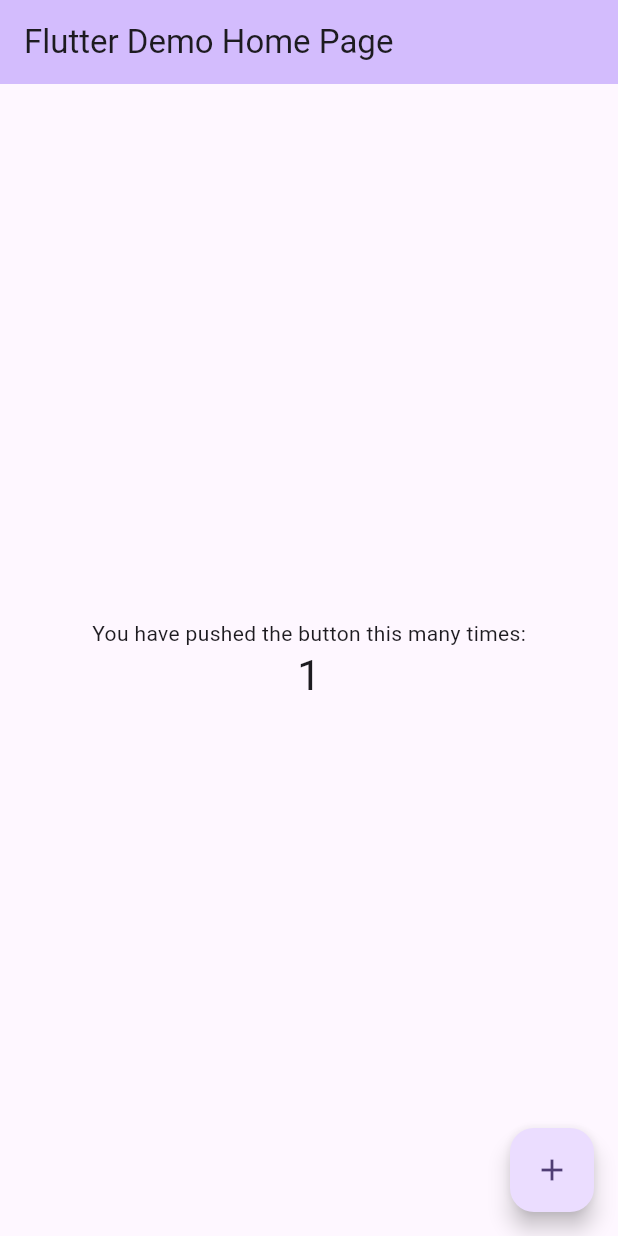
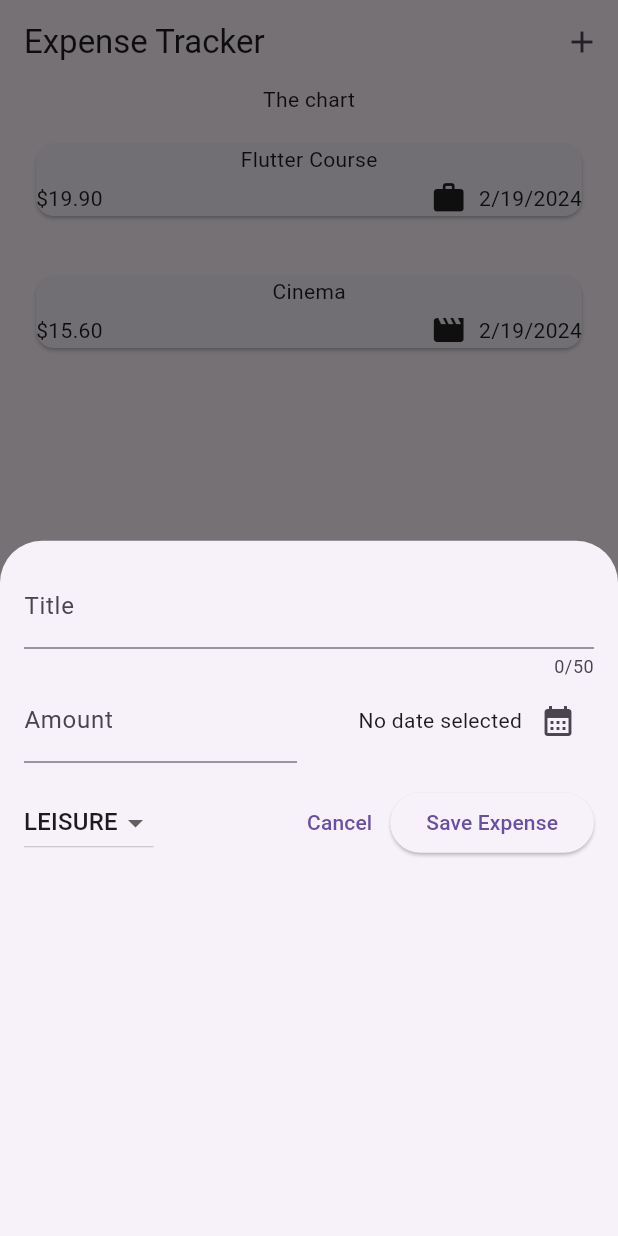
Before and after one commit to susumu2357/learning-flutter, a Flutter app: the screen it shows after launch, after a tap on the "add" icon, on a phone screen of 412 x 824 dp. Run offline on Flutter 3.47's test engine with Material 3 defaults, Android fonts, the phone set to English and light mode, and no system bars.

Commit message:
add overlay input

```diff
--- a/app/lib/main.dart
+++ b/app/lib/main.dart
@@ -1,125 +1,11 @@
 import 'package:flutter/material.dart';
+import 'package:app/widgets/expenses.dart';
 
 void main() {
-  runApp(const MyApp());
+  runApp(
+    MaterialApp(
+      theme: ThemeData(useMaterial3: true),
+      home: const Expenses(),
+      ),
+  );
 }
-
-class MyApp extends StatelessWidget {
-  const MyApp({super.key});
-
-  // This widget is the root of your application.
-  @override
-  Widget build(BuildContext context) {
-    return MaterialApp(
-      title: 'Flutter Demo',
-      theme: ThemeData(
-        // This is the theme of your application.
-        //
-        // TRY THIS: Try running your application with "flutter run". You'll see
-        // the application has a purple toolbar. Then, without quitting the app,
-        // try changing the seedColor in the colorScheme below to Colors.green
-        // and then invoke "hot reload" (save your changes or press the "hot
-        // reload" button in a Flutter-supported IDE, or press "r" if you used
-        // the command line to start the app).
-        //
-        // Notice that the counter didn't reset back to zero; the application
-        // state is not lost during the reload. To reset the state, use hot
-        // restart instead.
-        //
-        // This works for code too, not just values: Most code changes can be
-        // tested with just a hot reload.
-        colorScheme: ColorScheme.fromSeed(seedColor: Colors.deepPurple),
-        useMaterial3: true,
-      ),
-      home: const MyHomePage(title: 'Flutter Demo Home Page'),
-    );
-  }
-}
-
-class MyHomePage extends StatefulWidget {
-  const MyHomePage({super.key, required this.title});
-
-  // This widget is the home page of your application. It is stateful, meaning
-  // that it has a State object (defined below) that contains fields that affect
-  // how it looks.
-
-  // This class is the configuration for the state. It holds the values (in this
-  // case the title) provided by the parent (in this case the App widget) and
-  // used by the build method of the State. Fields in a Widget subclass are
-  // always marked "final".
-
-  final String title;
-
-  @override
-  State<MyHomePage> createState() => _MyHomePageState();
-}
-
-class _MyHomePageState extends State<MyHomePage> {
-  int _counter = 0;
-
-  void _incrementCounter() {
-    setState(() {
-      // This call to setState tells the Flutter framework that something has
-      // changed in this State, which causes it to rerun the build method below
-      // so that the display can reflect the updated values. If we changed
-      // _counter without calling setState(), then the build method would not be
-      // called again, and so nothing would appear to happen.
-      _counter++;
-    });
-  }
-
-  @override
-  Widget build(BuildContext context) {
-    // This method is rerun every time setState is called, for instance as done
-    // by the _incrementCounter method above.
-    //
-    // The Flutter framework has been optimized to make rerunning build methods
-    // fast, so that you can just rebuild anything that needs updating rather
-    // than having to individually change instances of widgets.
-    return Scaffold(
-      appBar: AppBar(
-        // TRY THIS: Try changing the color here to a specific color (to
-        // Colors.amber, perhaps?) and trigger a hot reload to see the AppBar
-        // change color while the other colors stay the same.
-        backgroundColor: Theme.of(context).colorScheme.inversePrimary,
-        // Here we take the value from the MyHomePage object that was created by
-        // the App.build method, and use it to set our appbar title.
-        title: Text(widget.title),
-      ),
-      body: Center(
-        // Center is a layout widget. It takes a single child and positions it
-        // in the middle of the parent.
-        child: Column(
-          // Column is also a layout widget. It takes a list of children and
-          // arranges them vertically. By default, it sizes itself to fit its
-          // children horizontally, and tries to be as tall as its parent.
-          //
-          // Column has various properties to control how it sizes itself and
-          // how it positions its children. Here we use mainAxisAlignment to
-          // center the children vertically; the main axis here is the vertical
-          // axis because Columns are vertical (the cross axis would be
-          // horizontal).
-          //
-          // TRY THIS: Invoke "debug painting" (choose the "Toggle Debug Paint"
-          // action in the IDE, or press "p" in the console), to see the
-          // wireframe for each widget.
-          mainAxisAlignment: MainAxisAlignment.center,
-          children: <Widget>[
-            const Text(
-              'You have pushed the button this many times:',
-            ),
-            Text(
-              '$_counter',
-              style: Theme.of(context).textTheme.headlineMedium,
-            ),
-          ],
-        ),
-      ),
-      floatingActionButton: FloatingActionButton(
-        onPressed: _incrementCounter,
-        tooltip: 'Increment',
-        child: const Icon(Icons.add),
-      ), // This trailing comma makes auto-formatting nicer for build methods.
-    );
-  }
-}
--- /dev/null
+++ b/app/lib/models/expense.dart
@@ -0,0 +1,35 @@
+import 'package:flutter/material.dart';
+import 'package:uuid/uuid.dart';
+import 'package:intl/intl.dart';
+
+final formatter = DateFormat.yMd();
+
+const uuid = Uuid();
+
+enum Category { food, travel, leisure, work }
+
+const categoryIcons = {
+  Category.food: Icons.lunch_dining,
+  Category.travel: Icons.flight_takeoff,
+  Category.leisure: Icons.movie,
+  Category.work: Icons.work,
+};
+
+class Expense {
+  Expense({
+    required this.title,
+    required this.amount,
+    required this.date,
+    required this.category,
+  }) : id = uuid.v4();
+
+  final String id;
+  final String title;
+  final double amount;
+  final DateTime date;
+  final Category category;
+
+  String get formattedDate {
+    return formatter.format(date);
+  }
+}
--- /dev/null
+++ b/app/lib/widgets/expenses.dart
@@ -0,0 +1,58 @@
+import 'package:app/widgets/expenses_list/expenses_list.dart';
+import 'package:app/models/expense.dart';
+import 'package:app/widgets/new_expense.dart';
+import 'package:flutter/material.dart';
+
+class Expenses extends StatefulWidget {
+  const Expenses({super.key});
+  @override
+  State<StatefulWidget> createState() {
+    return _ExpensesState();
+  }
+}
+
+class _ExpensesState extends State<Expenses> {
+  final List<Expense> _registeredExpenses = [
+    Expense(
+      title: 'Flutter Course',
+      amount: 19.9,
+      date: DateTime.now(),
+      category: Category.work,
+    ),
+    Expense(
+      title: 'Cinema',
+      amount: 15.6,
+      date: DateTime.now(),
+      category: Category.leisure,
+    ),
+  ];
+
+  void _openAddExpenseOverlay() {
+    showModalBottomSheet(
+        context: context,
+        builder: (ctx) {
+          return const NewExpense();
+        });
+  }
+
+  @override
+  Widget build(BuildContext context) {
+    return Scaffold(
+      appBar: AppBar(
+        title: const Text('Expense Tracker'),
+        actions: [
+          IconButton(
+              onPressed: _openAddExpenseOverlay, icon: const Icon(Icons.add)),
+        ],
+      ),
+      body: Column(
+        children: [
+          const Text('The chart'),
+          Expanded(
+            child: ExpensesList(expenses: _registeredExpenses),
+          ),
+        ],
+      ),
+    );
+  }
+}
--- /dev/null
+++ b/app/lib/widgets/expenses_list/expense_item.dart
@@ -0,0 +1,42 @@
+import 'package:app/models/expense.dart';
+import 'package:flutter/material.dart';
+
+class ExpenseItem extends StatelessWidget {
+  const ExpenseItem(this.expense, {super.key});
+
+  final Expense expense;
+
+  @override
+  Widget build(BuildContext context) {
+    return Padding(
+      padding: const EdgeInsets.symmetric(
+        horizontal: 20,
+        vertical: 16,
+      ),
+      child: Card(
+          child: Column(
+        children: [
+          Text(expense.title),
+          const SizedBox(
+            height: 4,
+          ),
+          Row(
+            children: [
+              Text('\$${expense.amount.toStringAsFixed(2)}'),
+              const Spacer(),
+              Row(
+                children: [
+                  Icon(categoryIcons[expense.category]),
+                  const SizedBox(
+                    width: 8,
+                  ),
+                  Text(expense.formattedDate)
+                ],
+              ),
+            ],
+          )
+        ],
+      )),
+    );
+  }
+}
--- /dev/null
+++ b/app/lib/widgets/expenses_list/expenses_list.dart
@@ -0,0 +1,17 @@
+import 'package:app/models/expense.dart';
+import 'package:app/widgets/expenses_list/expense_item.dart';
+import 'package:flutter/material.dart';
+
+class ExpensesList extends StatelessWidget {
+  const ExpensesList({super.key, required this.expenses});
+
+  final List<Expense> expenses;
+
+  @override
+  Widget build(BuildContext context) {
+    return ListView.builder(
+      itemCount: expenses.length,
+      itemBuilder: (ctx, index) => ExpenseItem(expenses[index]),
+    );
+  }
+}
--- /dev/null
+++ b/app/lib/widgets/new_expense.dart
@@ -0,0 +1,128 @@
+import 'package:flutter/material.dart';
+import 'package:app/models/expense.dart';
+
+class NewExpense extends StatefulWidget {
+  const NewExpense({super.key});
+
+  @override
+  State<StatefulWidget> createState() {
+    return _NewExpense();
+  }
+}
+
+class _NewExpense extends State<NewExpense> {
+  final _titleContoroller = TextEditingController();
+  final _amountContoroller = TextEditingController();
+  DateTime? _selectedDate;
+  Category _selectedCategory = Category.leisure;
+
+  void _presentDatePicker() async {
+    final now = DateTime.now();
+    final firstDate = DateTime(now.year - 1, now.month, now.day);
+    final pickedDate = await showDatePicker(
+      context: context,
+      firstDate: firstDate,
+      lastDate: now,
+    );
+    setState(() {
+      _selectedDate = pickedDate;
+    });
+  }
+
+  @override
+  void dispose() {
+    _titleContoroller.dispose();
+    _amountContoroller.dispose();
+    super.dispose();
+  }
+
+  @override
+  Widget build(BuildContext context) {
+    return Padding(
+      padding: const EdgeInsets.all(16),
+      child: Column(
+        children: [
+          TextField(
+            controller: _titleContoroller,
+            maxLength: 50,
+            decoration: const InputDecoration(label: Text('Title')),
+          ),
+          Row(children: [
+            Expanded(
+              child: TextField(
+                controller: _amountContoroller,
+                keyboardType: TextInputType.number,
+                decoration: const InputDecoration(
+                  prefixText: '\$',
+                  label: Text('Amount'),
+                ),
+              ),
+            ),
+            const SizedBox(
+              width: 16,
+            ),
+            Expanded(
+              child: Row(
+                mainAxisAlignment: MainAxisAlignment.end,
+                crossAxisAlignment: CrossAxisAlignment.center,
+                children: [
+                  Text(
+                    _selectedDate == null
+                        ? 'No date selected'
+                        : formatter.format(_selectedDate!),
+                  ),
+                  IconButton(
+                    onPressed: _presentDatePicker,
+                    icon: const Icon(
+                      Icons.calendar_month,
+                    ),
+                  ),
+                ],
+              ),
+            ),
+          ]),
+          const SizedBox(
+            height: 16,
+          ),
+          Row(
+            children: [
+              DropdownButton(
+                value: _selectedCategory,
+                items: Category.values
+                    .map(
+                      (category) => DropdownMenuItem(
+                        value: category,
+                        child: Text(category.name.toUpperCase()),
+                      ),
+                    )
+                    .toList(),
+                onChanged: (value) {
+                  if (value == null) {
+                    return;
+                  }
+                  setState(() {
+                    _selectedCategory = value;
+                  });
+                },
+              ),
+              const Spacer(),
+              TextButton(
+                onPressed: () {
+                  Navigator.pop(context);
+                },
+                child: const Text('Cancel'),
+              ),
+              ElevatedButton(
+                onPressed: () {
+                  print(_titleContoroller.text);
+                  print(_amountContoroller.text);
+                },
+                child: const Text('Save Expense'),
+              ),
+            ],
+          )
+        ],
+      ),
+    );
+  }
+}
--- a/app/pubspec.yaml
+++ b/app/pubspec.yaml
@@ -35,6 +35,8 @@ dependencies:
   # The following adds the Cupertino Icons font to your application.
   # Use with the CupertinoIcons class for iOS style icons.
   cupertino_icons: ^1.0.2
+  uuid: ^4.3.3
+  intl: ^0.19.0
 
 dev_dependencies:
   flutter_test:
```
Also changed, not shown: app/pubspec.lock.
